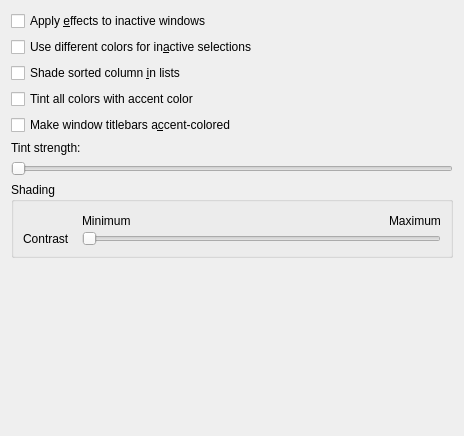
Above: kcms/colors/editor/scmeditoroptions.ui from KDE/plasma-workspace before the change. Below: the same form after it.
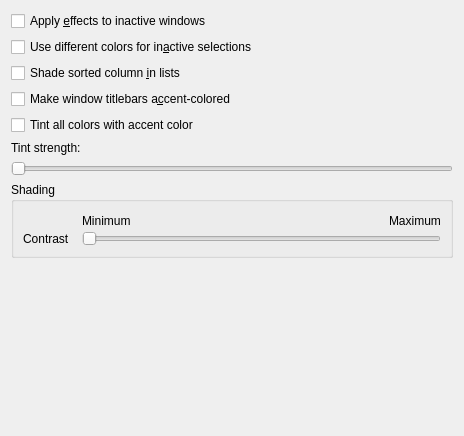
That is the form after the change.

Commit message: Move "Tint colors" flag closer to "Tint strength" slider in KColorSchemeEditor

What changed in the file:
```diff
--- a/kcms/colors/editor/scmeditoroptions.ui
+++ b/kcms/colors/editor/scmeditoroptions.ui
@@ -33,16 +33,16 @@
     </widget>
    </item>
    <item>
-    <widget class="QCheckBox" name="tintColors">
+    <widget class="QCheckBox" name="accentTitlebar">
      <property name="text">
-      <string>Tint all colors with accent color</string>
+      <string>Make window titlebars a&amp;ccent-colored</string>
      </property>
     </widget>
    </item>
    <item>
-    <widget class="QCheckBox" name="accentTitlebar">
+    <widget class="QCheckBox" name="tintColors">
      <property name="text">
-      <string>Make window titlebars a&amp;ccent-colored</string>
+      <string>Tint all colors with accent color</string>
      </property>
     </widget>
    </item>
```
